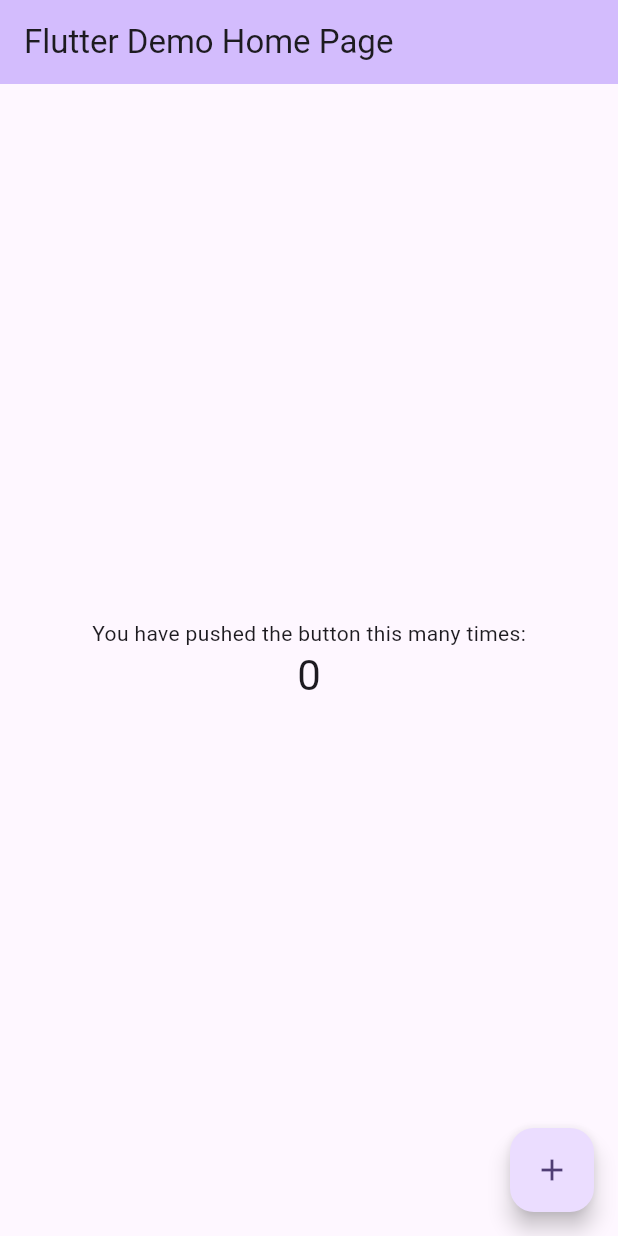
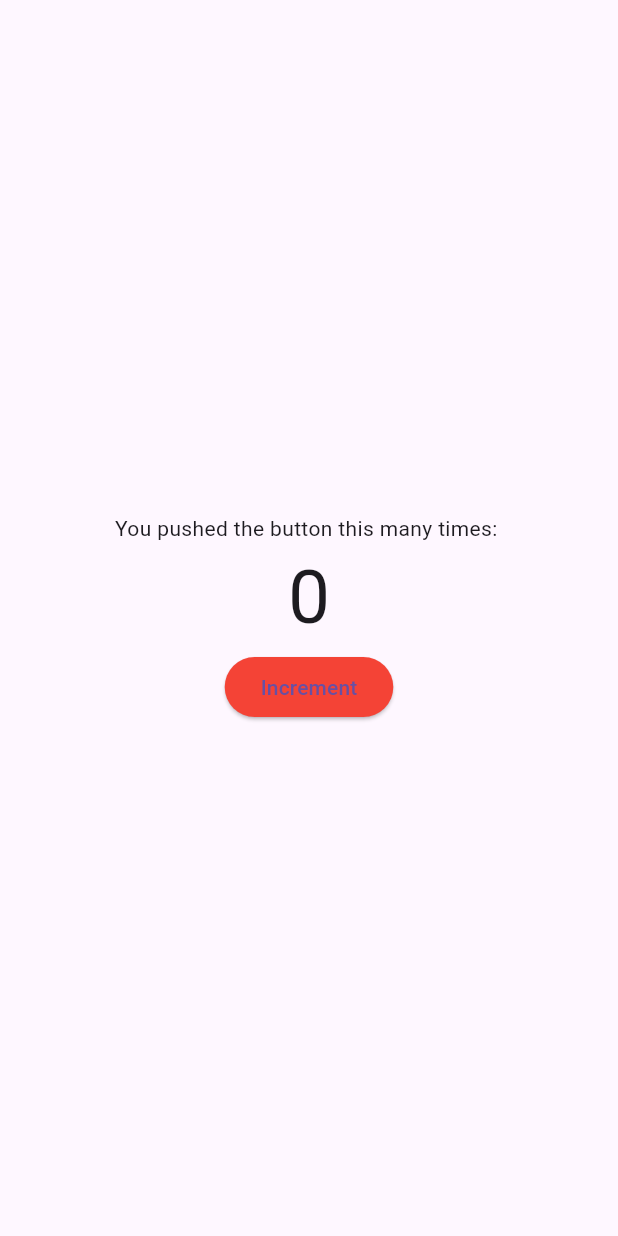
Before and after one commit to DKSingh1604/Counter-App, a Flutter app: the screen it shows after launch, on a phone screen of 412 x 824 dp. Run offline on Flutter 3.47's test engine with Material 3 defaults, Android fonts, the phone set to English and light mode, and no system bars.

Commit message:
Counter done

```diff
--- /dev/null
+++ b/lib/Pages/counter_page.dart
@@ -0,0 +1,57 @@
+// ignore_for_file: prefer_const_constructors, prefer_const_literals_to_create_immutables
+
+import 'package:flutter/material.dart';
+
+class CounterPage extends StatefulWidget {
+  const CounterPage({super.key});
+
+  @override
+  State<CounterPage> createState() => _CounterPageState();
+}
+
+class _CounterPageState extends State<CounterPage> {
+  //variable
+  int _counter = 0;
+
+  //method
+  void _incrementCounter() {
+    //setState rebuilds the widget
+    setState(() {
+      _counter++;
+    });
+  }
+
+  //UI(user interface)
+
+  @override
+  Widget build(BuildContext context) {
+    return Scaffold(
+      body: Center(
+        child: Column(
+          mainAxisAlignment: MainAxisAlignment.center,
+          children: [
+            Text("You pushed the button this many times: "),
+
+            //counter
+            Text(
+              _counter.toString(),
+              style: TextStyle(
+                fontSize: 50,
+              ),
+            ),
+
+            //button
+            ElevatedButton(
+              onPressed: _incrementCounter,
+              child: Text("Increment"),
+              style: ElevatedButton.styleFrom(
+                backgroundColor: Colors.red,
+                // color: Colors.white,
+              ),
+            )
+          ],
+        ),
+      ),
+    );
+  }
+}
--- a/lib/main.dart
+++ b/lib/main.dart
@@ -1,3 +1,6 @@
+// ignore_for_file: prefer_const_constructors
+
+import 'package:counterapp/Pages/counter_page.dart';
 import 'package:flutter/material.dart';
 
 void main() {
@@ -7,119 +10,10 @@ void main() {
 class MyApp extends StatelessWidget {
   const MyApp({super.key});
 
-  // This widget is the root of your application.
   @override
   Widget build(BuildContext context) {
     return MaterialApp(
-      title: 'Flutter Demo',
-      theme: ThemeData(
-        // This is the theme of your application.
-        //
-        // TRY THIS: Try running your application with "flutter run". You'll see
-        // the application has a purple toolbar. Then, without quitting the app,
-        // try changing the seedColor in the colorScheme below to Colors.green
-        // and then invoke "hot reload" (save your changes or press the "hot
-        // reload" button in a Flutter-supported IDE, or press "r" if you used
-        // the command line to start the app).
-        //
-        // Notice that the counter didn't reset back to zero; the application
-        // state is not lost during the reload. To reset the state, use hot
-        // restart instead.
-        //
-        // This works for code too, not just values: Most code changes can be
-        // tested with just a hot reload.
-        colorScheme: ColorScheme.fromSeed(seedColor: Colors.deepPurple),
-        useMaterial3: true,
-      ),
-      home: const MyHomePage(title: 'Flutter Demo Home Page'),
+      home: CounterPage(),
     );
   }
 }
-
-class MyHomePage extends StatefulWidget {
-  const MyHomePage({super.key, required this.title});
-
-  // This widget is the home page of your application. It is stateful, meaning
-  // that it has a State object (defined below) that contains fields that affect
-  // how it looks.
-
-  // This class is the configuration for the state. It holds the values (in this
-  // case the title) provided by the parent (in this case the App widget) and
-  // used by the build method of the State. Fields in a Widget subclass are
-  // always marked "final".
-
-  final String title;
-
-  @override
-  State<MyHomePage> createState() => _MyHomePageState();
-}
-
-class _MyHomePageState extends State<MyHomePage> {
-  int _counter = 0;
-
-  void _incrementCounter() {
-    setState(() {
-      // This call to setState tells the Flutter framework that something has
-      // changed in this State, which causes it to rerun the build method below
-      // so that the display can reflect the updated values. If we changed
-      // _counter without calling setState(), then the build method would not be
-      // called again, and so nothing would appear to happen.
-      _counter++;
-    });
-  }
-
-  @override
-  Widget build(BuildContext context) {
-    // This method is rerun every time setState is called, for instance as done
-    // by the _incrementCounter method above.
-    //
-    // The Flutter framework has been optimized to make rerunning build methods
-    // fast, so that you can just rebuild anything that needs updating rather
-    // than having to individually change instances of widgets.
-    return Scaffold(
-      appBar: AppBar(
-        // TRY THIS: Try changing the color here to a specific color (to
-        // Colors.amber, perhaps?) and trigger a hot reload to see the AppBar
-        // change color while the other colors stay the same.
-        backgroundColor: Theme.of(context).colorScheme.inversePrimary,
-        // Here we take the value from the MyHomePage object that was created by
-        // the App.build method, and use it to set our appbar title.
-        title: Text(widget.title),
-      ),
-      body: Center(
-        // Center is a layout widget. It takes a single child and positions it
-        // in the middle of the parent.
-        child: Column(
-          // Column is also a layout widget. It takes a list of children and
-          // arranges them vertically. By default, it sizes itself to fit its
-          // children horizontally, and tries to be as tall as its parent.
-          //
-          // Column has various properties to control how it sizes itself and
-          // how it positions its children. Here we use mainAxisAlignment to
-          // center the children vertically; the main axis here is the vertical
-          // axis because Columns are vertical (the cross axis would be
-          // horizontal).
-          //
-          // TRY THIS: Invoke "debug painting" (choose the "Toggle Debug Paint"
-          // action in the IDE, or press "p" in the console), to see the
-          // wireframe for each widget.
-          mainAxisAlignment: MainAxisAlignment.center,
-          children: <Widget>[
-            const Text(
-              'You have pushed the button this many times:',
-            ),
-            Text(
-              '$_counter',
-              style: Theme.of(context).textTheme.headlineMedium,
-            ),
-          ],
-        ),
-      ),
-      floatingActionButton: FloatingActionButton(
-        onPressed: _incrementCounter,
-        tooltip: 'Increment',
-        child: const Icon(Icons.add),
-      ), // This trailing comma makes auto-formatting nicer for build methods.
-    );
-  }
-}
```
